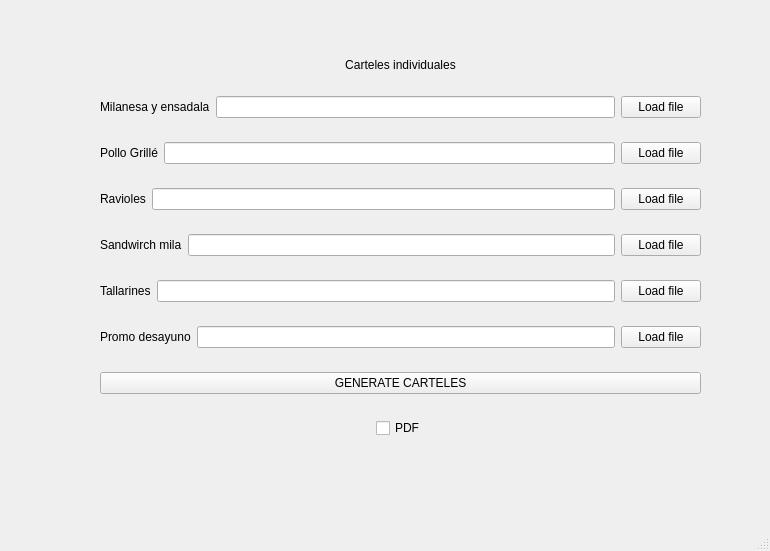
This is ui/window_carteles.ui in Santisaler/Menu-app as Qt 5 draws it before an edit. The edited form follows.
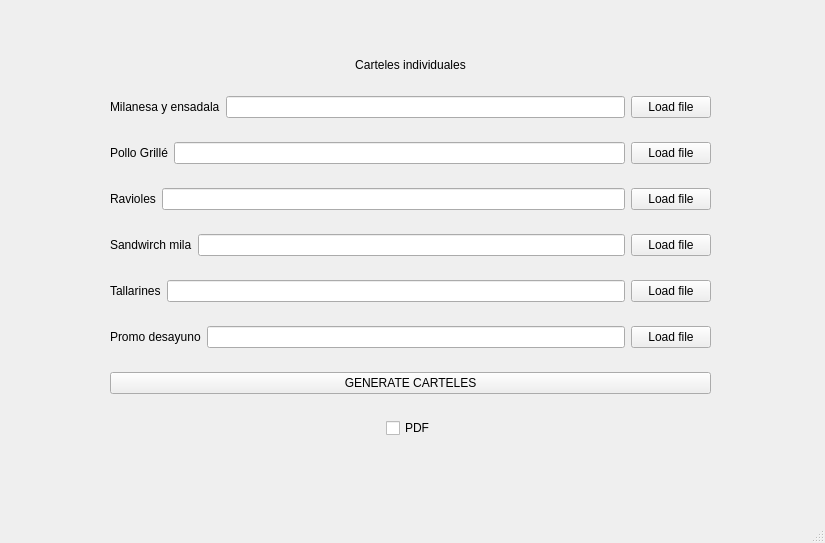
This is the edited form.

Diff of the .ui file:
```diff
--- a/ui/window_carteles.ui
+++ b/ui/window_carteles.ui
@@ -6,26 +6,35 @@
    <rect>
     <x>0</x>
     <y>0</y>
-    <width>770</width>
-    <height>551</height>
+    <width>825</width>
+    <height>543</height>
    </rect>
   </property>
   <property name="windowTitle">
    <string>MainWindow</string>
   </property>
   <widget class="QWidget" name="centralwidget">
+   <widget class="QWidget" name="container_carteles" native="true">
+    <property name="geometry">
+     <rect>
+      <x>80</x>
+      <y>20</y>
+      <width>661</width>
+      <height>461</height>
+     </rect>
+    </property>
    <widget class="QWidget" name="verticalLayoutWidget">
     <property name="geometry">
      <rect>
-      <x>100</x>
-      <y>40</y>
+       <x>30</x>
+       <y>20</y>
       <width>601</width>
       <height>421</height>
      </rect>
     </property>
     <layout class="QVBoxLayout" name="verticalLayout_2">
      <item>
-      <widget class="QLabel" name="label_6">
+       <widget class="QLabel" name="container_title">
        <property name="sizePolicy">
         <sizepolicy hsizetype="Preferred" vsizetype="Fixed">
          <horstretch>0</horstretch>
@@ -192,12 +201,13 @@
     </layout>
    </widget>
   </widget>
+  </widget>
   <widget class="QMenuBar" name="menubar">
    <property name="geometry">
     <rect>
      <x>0</x>
      <y>0</y>
-     <width>770</width>
+     <width>825</width>
      <height>33</height>
     </rect>
    </property>
```
Lines whose indentation alone changed are shown as unchanged.
